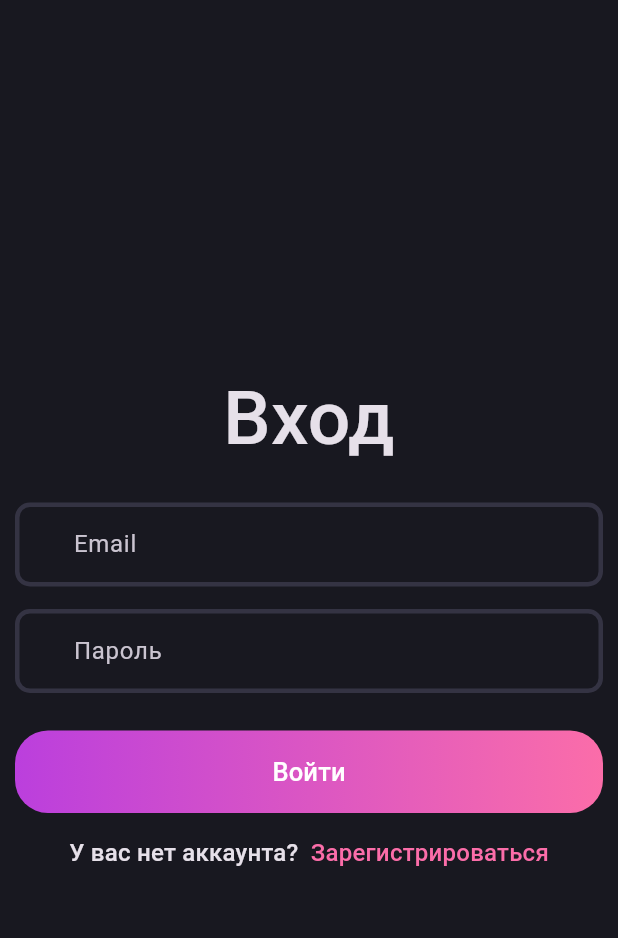
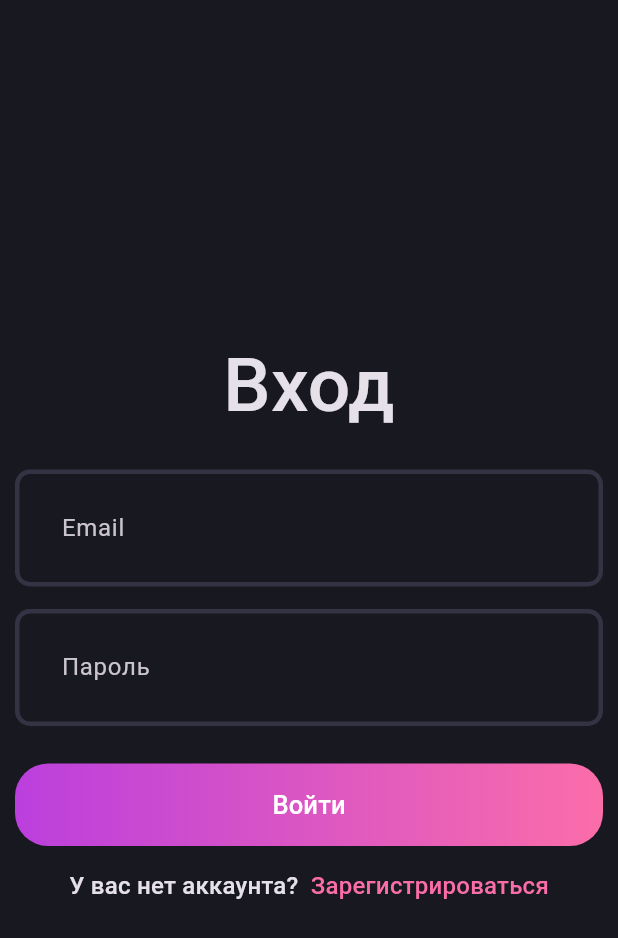
Before and after one commit to DenUP/supabase_studying, a Flutter app: the screen it shows after launch, on a phone screen of 412 x 824 dp. Shown: the top 938 px of the screen. Run offline on Flutter 3.47's test engine with Material 3 defaults, Android fonts, the phone set to English and light mode, and no system bars.

Commit message:
modif: theme & auth_field null

```diff
--- a/lib/core/theme/app_theme.dart
+++ b/lib/core/theme/app_theme.dart
@@ -3,13 +3,13 @@ import 'package:supabase_studying/core/theme/app_color.dart';
 
 class AppTheme {
   static _border([Color color = AppColor.borderColor]) => OutlineInputBorder(
-      gapPadding: 27,
       borderSide: BorderSide(width: 3, color: color),
       borderRadius: BorderRadius.circular(10));
   static final themeDark = ThemeData.dark().copyWith(
       appBarTheme: const AppBarTheme(color: AppColor.backgroundColor),
       scaffoldBackgroundColor: AppColor.backgroundColor,
       inputDecorationTheme: InputDecorationTheme(
+          contentPadding: const EdgeInsets.all(27),
           enabledBorder: _border(),
           focusedBorder: _border(AppColor.gradient2)));
 }
--- a/lib/features/auth/presentation/widgets/auth_field.dart
+++ b/lib/features/auth/presentation/widgets/auth_field.dart
@@ -20,6 +20,7 @@ class AuthField extends StatelessWidget {
         if (value!.isEmpty) {
           return 'Введите $value';
         }
+        return null;
       },
     );
   }
```
Also changed, not shown: pubspec.yaml (+3 -5 lines).
